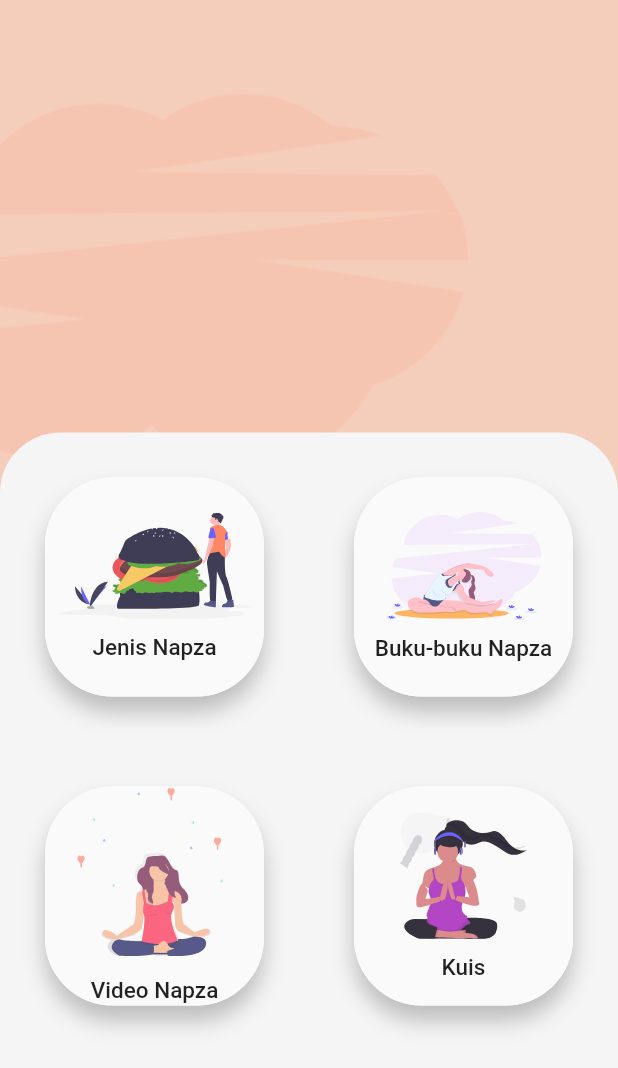
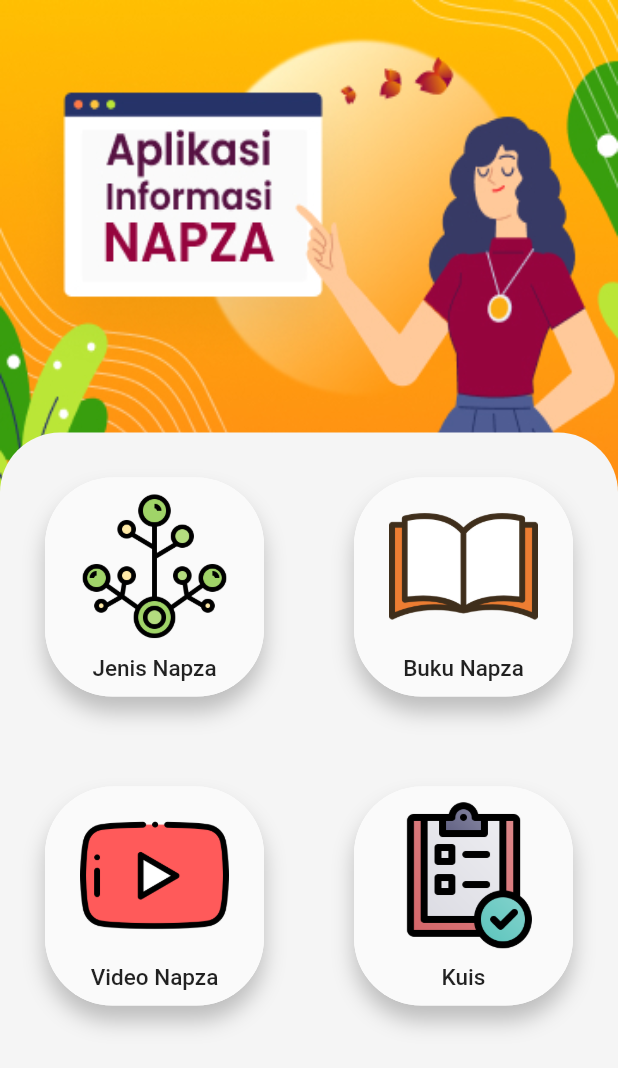
Before and after one commit to natayudarsi/info_napza, a Flutter app: the screen it shows after launch, on a phone screen of 412 x 824 dp. Shown: the top 1068 px of the screen. Run offline on Flutter 3.47's test engine with Material 2 defaults, Android fonts, the phone set to English and light mode, and no system bars; our stand-ins replace flutter_svg, native_pdf_view; missing offline and left inert: a package.

Commit message:
[FIX] : change image and refactor card

```diff
--- a/lib/category_card.dart
+++ b/lib/category_card.dart
@@ -16,6 +16,8 @@ class CategoryCard extends StatelessWidget {
 
   @override
   Widget build(BuildContext context) {
+    var size = MediaQuery.of(context)
+      .size;
     return Container(
       margin: EdgeInsets.all(30),
       decoration: BoxDecoration(
@@ -35,14 +37,21 @@ class CategoryCard extends StatelessWidget {
         child: InkWell(
           onTap: press,
           child: Column(
-            mainAxisAlignment: MainAxisAlignment.center,
+            mainAxisAlignment: MainAxisAlignment.spaceEvenly,
             children: <Widget>[
-              svgSrc != null ?
-                SvgPicture.asset(svgSrc) :
-                Image.asset(pictureSrc,
-                  height: 50,
-                  fit: BoxFit.fill,),
-              SizedBox(height: 10,),
+              Container(
+                // color: Colors.red,
+                height: size.height * 0.12,
+                child: Image.asset(
+                  pictureSrc
+                ),
+              ),
+              // svgSrc != null ?
+              //   SvgPicture.asset(svgSrc) :
+              //   Image.asset(pictureSrc,
+              //     height: 50,
+              //     fit: BoxFit.fill,),
+              // SizedBox(height: 10,),
               Text(
                 title,
                 textAlign: TextAlign.center,
--- a/lib/home_page.dart
+++ b/lib/home_page.dart
@@ -34,14 +34,13 @@ class _MyHomePageScreenState extends State<MyHomePageScreen> {
       // bottomNavigationBar: BottomNavBar(),
       body: Stack(
         children: <Widget>[
+
           Container(
             height: size.height * .45,
-            decoration: BoxDecoration(
-              color: Color(0xFFF5CEBB),
-              image: DecorationImage(
-                alignment: Alignment.centerLeft,
-                image: AssetImage('assets/images/undraw_pilates_gpdb.png'),
-              )
+            child : Image.asset(
+              'assets/images/Artwork-1.jpg',
+              width: size.width,
+              fit: BoxFit.fill,
             ),
           ),
           Align(
@@ -60,21 +59,24 @@ class _MyHomePageScreenState extends State<MyHomePageScreen> {
                       children: <Widget>[
                         CategoryCard(
                           title: "Jenis Napza",
-                          svgSrc: "assets/icons/Hamburger.svg",
+                          // svgSrc: "assets/icons/Hamburger.svg",
+                          pictureSrc: 'assets/images/phylogenetics.png',
                           press: () {
                             Navigator.of(context).pushNamed(Routes.jenisNapzaScreen);
                           },
                         ),
                         CategoryCard(
-                          title: "Buku-buku Napza",
-                          svgSrc: "assets/icons/Excrecises.svg",
+                          title: "Buku Napza",
+                          // svgSrc: "assets/icons/Excrecises.svg",
+                          pictureSrc: 'assets/images/book.png',
                           press: () {
                             Navigator.of(context).pushNamed(Routes.bukuNapzaScreen);
                           },
                         ),
                         CategoryCard(
                           title: "Video Napza",
-                          svgSrc: "assets/icons/Meditation.svg",
+                          // svgSrc: "assets/icons/Meditation.svg",
+                          pictureSrc: 'assets/images/youtube.png',
                           press: () {
                             // Navigator.push(
                             //   context,
@@ -86,7 +88,8 @@ class _MyHomePageScreenState extends State<MyHomePageScreen> {
                         ),
                         CategoryCard(
                           title: "Kuis",
-                          svgSrc: "assets/icons/yoga.svg",
+                          // svgSrc: "assets/icons/yoga.svg",
+                          pictureSrc: 'assets/images/examination.png',
                           press: () {
                             Navigator.of(context).pushNamed(Routes.kuisScreen);
                           },
```
